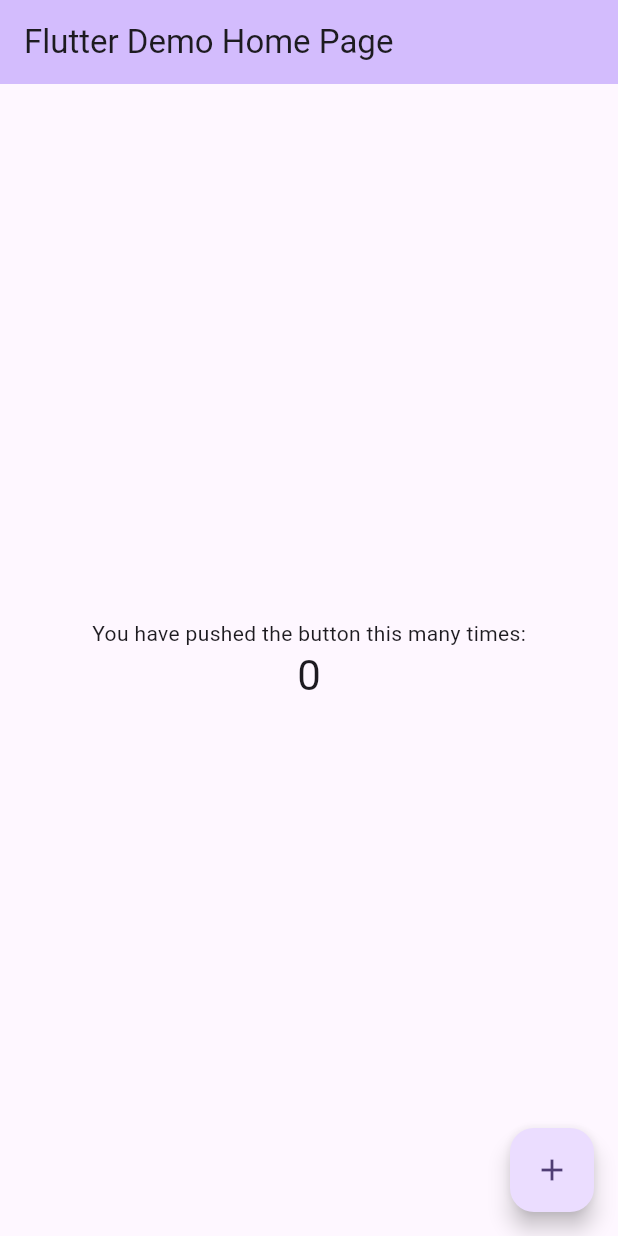
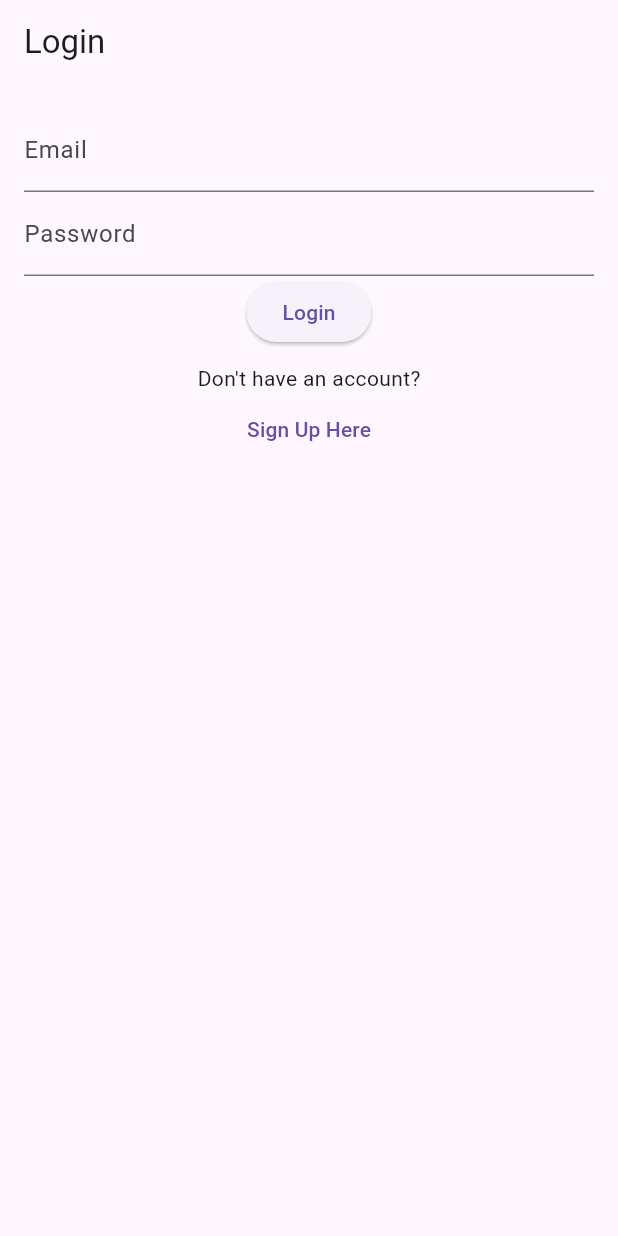
Before and after one commit to mahmed50/Stock-Tracker-App, a Flutter app: the screen it shows after launch, on a phone screen of 412 x 824 dp. Run offline on Flutter 3.47's test engine with Material 3 defaults, Android fonts, the phone set to English and light mode, and no system bars; our stand-ins replace cloud_firestore, firebase_auth, firebase_core; accounts and stored records are empty.

Commit message:
Initial firebase implementation with login screens

```diff
--- /dev/null
+++ b/lib/login_screen.dart
@@ -0,0 +1,57 @@
+import 'package:flutter/material.dart';
+import 'database_helper.dart';
+import 'sign_up_screen.dart';
+import 'home_screen.dart';
+
+class LoginScreen extends StatelessWidget {
+  final TextEditingController emailController = TextEditingController();
+  final TextEditingController passwordController = TextEditingController();
+  final dbHelper = DatabaseHelper();
+
+  @override
+  Widget build(BuildContext context) {
+    return Scaffold(
+      appBar: AppBar(title: Text("Login")),
+      body: Padding(
+        padding: const EdgeInsets.all(16.0),
+        child: Column(
+          children: [
+            TextField(
+              controller: emailController,
+              decoration: InputDecoration(labelText: 'Email'),
+            ),
+            TextField(
+              controller: passwordController,
+              decoration: InputDecoration(labelText: 'Password'),
+              obscureText: true,
+            ),
+            ElevatedButton(
+              onPressed: () async {
+                String email = emailController.text;
+                String password = passwordController.text;
+
+                var user = await dbHelper.signIn(email, password);
+                if (user != null) {
+                  Navigator.push(context, MaterialPageRoute(builder: (context) => HomeScreen(userId: user.uid)));
+                } else {
+                  ScaffoldMessenger.of(context).showSnackBar(
+                    SnackBar(content: Text("Login failed. Please check your credentials.")),
+                  );
+                }
+              },
+              child: Text("Login"),
+            ),
+            SizedBox(height: 10),
+            Text("Don't have an account?"),
+            TextButton(
+              onPressed: () {
+                Navigator.push(context, MaterialPageRoute(builder: (context) => SignUpScreen()));
+              },
+              child: Text("Sign Up Here"),
+            ),
+          ],
+        ),
+      ),
+    );
+  }
+}
--- a/lib/main.dart
+++ b/lib/main.dart
@@ -1,125 +1,21 @@
+import 'package:firebase_core/firebase_core.dart';
 import 'package:flutter/material.dart';
+import 'package:flutter_application_1/login_screen.dart';
+import 'database_helper.dart';
 
-void main() {
-  runApp(const MyApp());
+Future<void> main() async {
+ WidgetsFlutterBinding.ensureInitialized();
+  await Firebase.initializeApp(); // Initialize Firebase
+  runApp(MyApp());
 }
 
 class MyApp extends StatelessWidget {
-  const MyApp({super.key});
-
-  // This widget is the root of your application.
   @override
   Widget build(BuildContext context) {
     return MaterialApp(
-      title: 'Flutter Demo',
-      theme: ThemeData(
-        // This is the theme of your application.
-        //
-        // TRY THIS: Try running your application with "flutter run". You'll see
-        // the application has a purple toolbar. Then, without quitting the app,
-        // try changing the seedColor in the colorScheme below to Colors.green
-        // and then invoke "hot reload" (save your changes or press the "hot
-        // reload" button in a Flutter-supported IDE, or press "r" if you used
-        // the command line to start the app).
-        //
-        // Notice that the counter didn't reset back to zero; the application
-        // state is not lost during the reload. To reset the state, use hot
-        // restart instead.
-        //
-        // This works for code too, not just values: Most code changes can be
-        // tested with just a hot reload.
-        colorScheme: ColorScheme.fromSeed(seedColor: Colors.deepPurple),
-        useMaterial3: true,
-      ),
-      home: const MyHomePage(title: 'Flutter Demo Home Page'),
+      title: 'Stock Tracker App',
+      theme: ThemeData(primarySwatch: Colors.blue),
+      home: LoginScreen(),
     );
   }
 }
-
-class MyHomePage extends StatefulWidget {
-  const MyHomePage({super.key, required this.title});
-
-  // This widget is the home page of your application. It is stateful, meaning
-  // that it has a State object (defined below) that contains fields that affect
-  // how it looks.
-
-  // This class is the configuration for the state. It holds the values (in this
-  // case the title) provided by the parent (in this case the App widget) and
-  // used by the build method of the State. Fields in a Widget subclass are
-  // always marked "final".
-
-  final String title;
-
-  @override
-  State<MyHomePage> createState() => _MyHomePageState();
-}
-
-class _MyHomePageState extends State<MyHomePage> {
-  int _counter = 0;
-
-  void _incrementCounter() {
-    setState(() {
-      // This call to setState tells the Flutter framework that something has
-      // changed in this State, which causes it to rerun the build method below
-      // so that the display can reflect the updated values. If we changed
-      // _counter without calling setState(), then the build method would not be
-      // called again, and so nothing would appear to happen.
-      _counter++;
-    });
-  }
-
-  @override
-  Widget build(BuildContext context) {
-    // This method is rerun every time setState is called, for instance as done
-    // by the _incrementCounter method above.
-    //
-    // The Flutter framework has been optimized to make rerunning build methods
-    // fast, so that you can just rebuild anything that needs updating rather
-    // than having to individually change instances of widgets.
-    return Scaffold(
-      appBar: AppBar(
-        // TRY THIS: Try changing the color here to a specific color (to
-        // Colors.amber, perhaps?) and trigger a hot reload to see the AppBar
-        // change color while the other colors stay the same.
-        backgroundColor: Theme.of(context).colorScheme.inversePrimary,
-        // Here we take the value from the MyHomePage object that was created by
-        // the App.build method, and use it to set our appbar title.
-        title: Text(widget.title),
-      ),
-      body: Center(
-        // Center is a layout widget. It takes a single child and positions it
-        // in the middle of the parent.
-        child: Column(
-          // Column is also a layout widget. It takes a list of children and
-          // arranges them vertically. By default, it sizes itself to fit its
-          // children horizontally, and tries to be as tall as its parent.
-          //
-          // Column has various properties to control how it sizes itself and
-          // how it positions its children. Here we use mainAxisAlignment to
-          // center the children vertically; the main axis here is the vertical
-          // axis because Columns are vertical (the cross axis would be
-          // horizontal).
-          //
-          // TRY THIS: Invoke "debug painting" (choose the "Toggle Debug Paint"
-          // action in the IDE, or press "p" in the console), to see the
-          // wireframe for each widget.
-          mainAxisAlignment: MainAxisAlignment.center,
-          children: <Widget>[
-            const Text(
-              'You have pushed the button this many times:',
-            ),
-            Text(
-              '$_counter',
-              style: Theme.of(context).textTheme.headlineMedium,
-            ),
-          ],
-        ),
-      ),
-      floatingActionButton: FloatingActionButton(
-        onPressed: _incrementCounter,
-        tooltip: 'Increment',
-        child: const Icon(Icons.add),
-      ), // This trailing comma makes auto-formatting nicer for build methods.
-    );
-  }
-}
--- /dev/null
+++ b/lib/sign_up_screen.dart
@@ -0,0 +1,50 @@
+import 'package:flutter/material.dart';
+import 'database_helper.dart';
+
+class SignUpScreen extends StatelessWidget {
+  final TextEditingController emailController = TextEditingController();
+  final TextEditingController passwordController = TextEditingController();
+  final dbHelper = DatabaseHelper();
+
+  @override
+  Widget build(BuildContext context) {
+    return Scaffold(
+      appBar: AppBar(title: Text("Sign Up")),
+      body: Padding(
+        padding: const EdgeInsets.all(16.0),
+        child: Column(
+          children: [
+            TextField(
+              controller: emailController,
+              decoration: InputDecoration(labelText: 'Email'),
+            ),
+            TextField(
+              controller: passwordController,
+              decoration: InputDecoration(labelText: 'Password'),
+              obscureText: true,
+            ),
+            ElevatedButton(
+              onPressed: () async {
+                String email = emailController.text;
+                String password = passwordController.text;
+
+                var user = await dbHelper.signUp(email, password);
+                if (user != null) {
+                  ScaffoldMessenger.of(context).showSnackBar(
+                    SnackBar(content: Text("Account created successfully. Please log in.")),
+                  );
+                  Navigator.pop(context); // Go back to the LoginScreen
+                } else {
+                  ScaffoldMessenger.of(context).showSnackBar(
+                    SnackBar(content: Text("Sign-Up failed. Please try again.")),
+                  );
+                }
+              },
+              child: Text("Sign Up"),
+            ),
+          ],
+        ),
+      ),
+    );
+  }
+}
--- a/pubspec.yaml
+++ b/pubspec.yaml
@@ -34,6 +34,9 @@ dependencies:
   # The following adds the Cupertino Icons font to your application.
   # Use with the CupertinoIcons class for iOS style icons.
   cupertino_icons: ^1.0.8
+  firebase_core: ^3.8.1
+  firebase_auth: ^5.3.4
+  cloud_firestore: ^5.5.1
 
 dev_dependencies:
   flutter_test:
```
Also changed, not shown: lib/database_helper.dart (added, +106 -0 lines), lib/home_screen.dart (added, +115 -0 lines), firebase.json (added), lib/firebase_options.dart (added), pubspec.lock, 6 other files.
